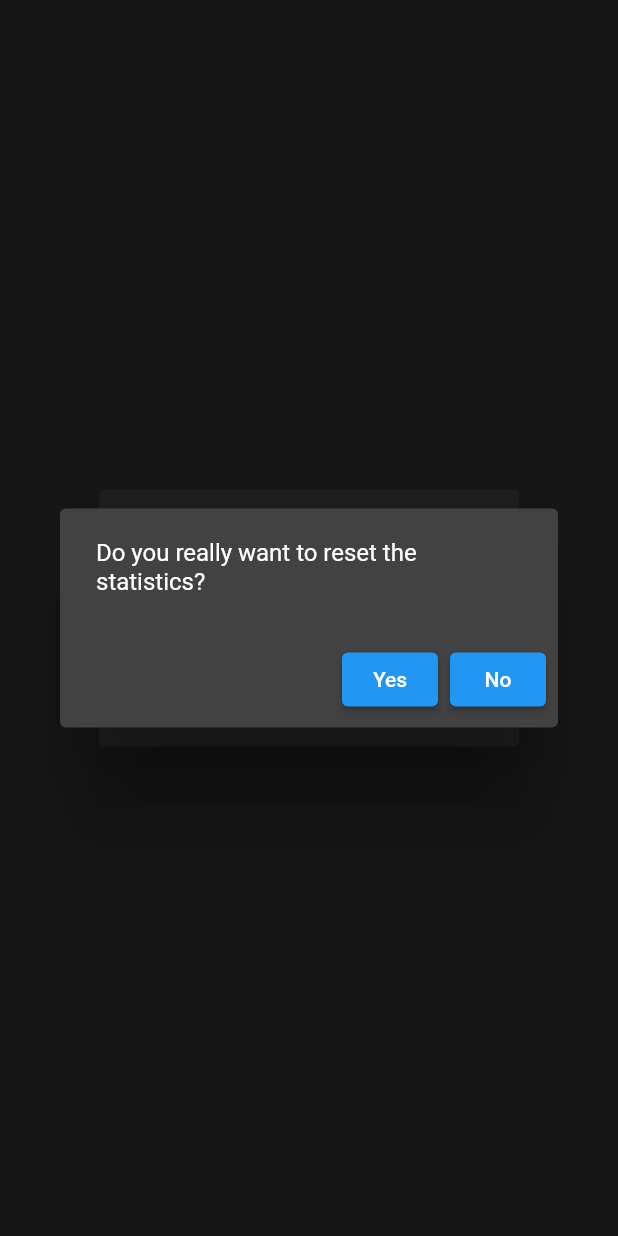
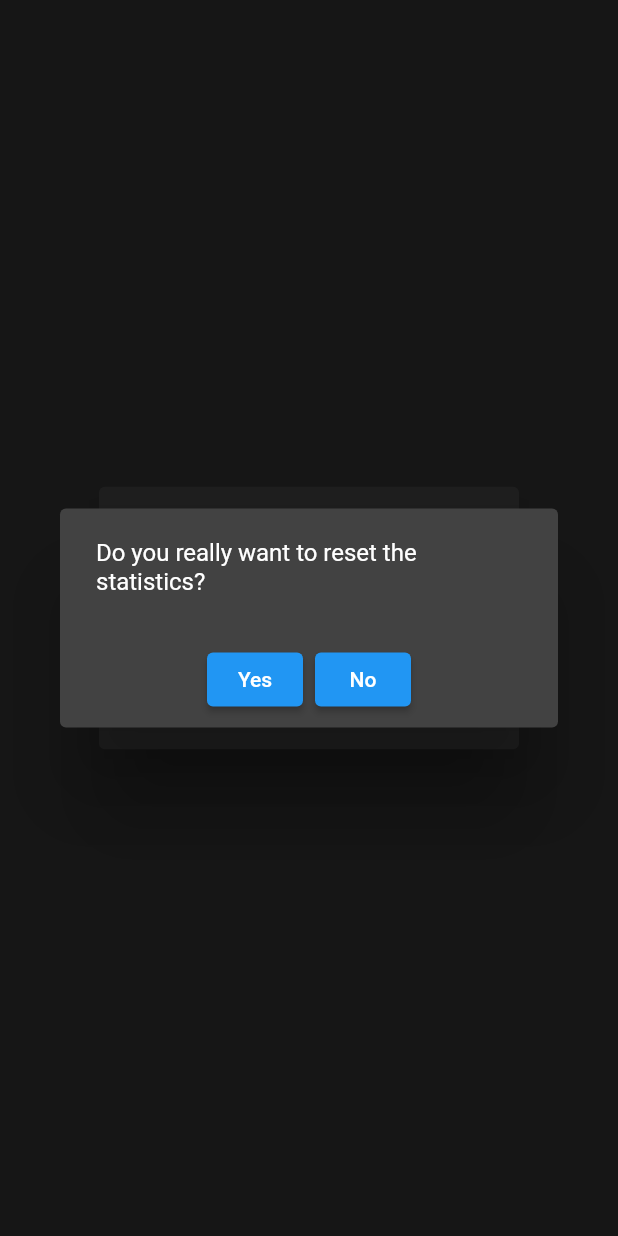
Before and after one commit to linememory/wordle, a Flutter app: the SettingsDialog widget shown alone on an empty page, opened directly, after a tap on "Reset Statistics", on a phone screen of 412 x 824 dp. Run offline on Flutter 3.47's test engine with Material 2 defaults, Android fonts, the phone set to English and light mode, and no system bars; our stand-ins replace auto_route, dartz, flip_card, freezed_annotation, hooks_riverpod, shared_preferences; accounts and stored records are empty; project files that could hold a hidden picture were left out.

Commit message:
added intl strings

```diff
--- a/lib/settings/presentation/settings_dialog.dart
+++ b/lib/settings/presentation/settings_dialog.dart
@@ -1,5 +1,6 @@
 import 'package:flutter/material.dart';
 import 'package:hooks_riverpod/hooks_riverpod.dart';
+import 'package:wordle/generated/l10n.dart';
 import 'package:wordle/settings/shared/providers.dart';
 import 'package:wordle/statistics/shared/providers.dart';
 
@@ -10,11 +11,12 @@ class SettingsDialog extends ConsumerWidget {
   Widget build(BuildContext context, WidgetRef ref) {
     final settings = ref.watch(settingsProvider);
     return SimpleDialog(
-      title: const Text("Settings"),
+      title: Text(S.of(context).settings),
+      contentPadding: const EdgeInsets.all(16),
       children: [
         Row(
           children: [
-            const Text("Language: "),
+            Text(S.of(context).language),
             DropdownButton<String>(
               value: settings.language,
               items: const [
@@ -41,13 +43,13 @@ class SettingsDialog extends ConsumerWidget {
           onPressed: () async {
             final bool? shouldReset = await showYesNoDialog(
               context,
-              'Do you really want to reset the statistics?',
+              S.of(context).resetStatisticsQuestion,
             );
             if (shouldReset ?? false) {
               ref.read(statisticsProvider.notifier).reset();
             }
           },
-          child: const Text("Reset Statistics"),
+          child: Text(S.of(context).resetStatistics),
         ),
       ],
     );
@@ -60,15 +62,16 @@ class SettingsDialog extends ConsumerWidget {
       builder: (context) {
         return AlertDialog(
           content: Text(question),
+          actionsAlignment: MainAxisAlignment.center,
           actions: [
             ElevatedButton(
-              child: const Text("Yes"),
+              child: Text(S.of(context).yes),
               onPressed: () {
                 Navigator.of(context, rootNavigator: true).pop(true);
               },
             ),
             ElevatedButton(
-              child: const Text("No"),
+              child: Text(S.of(context).no),
               onPressed: () {
                 Navigator.of(context, rootNavigator: true).pop(false);
               },
```
Also changed, not shown: lib/statistics/presentation/statistics_page.dart (+6 -5 lines), lib/wordle/presentation/wordle_page.dart (+8 -7 lines).
